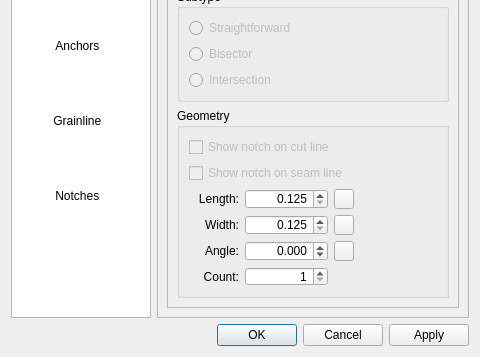
Old version of the form src/libs/vtools/dialogs/tools/piece/pattern_piece_dialog.ui in the repository FashionFreedom/Seamly2D; both pictures show x 0 to 480 and y 273 to 630 of the 480 by 630 pixel window.
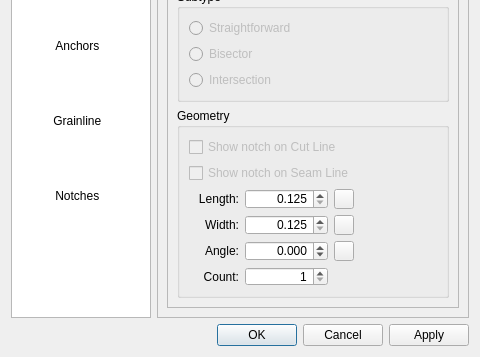
New version of the form. Icons and pictures are not drawn. Custom widgets are drawn as their Qt base class.

Commit message:
fix: Capitalize label text
Capitalize Seam Line and Cut Line.

Diff of the .ui file:
```diff
--- a/src/libs/vtools/dialogs/tools/piece/pattern_piece_dialog.ui
+++ b/src/libs/vtools/dialogs/tools/piece/pattern_piece_dialog.ui
@@ -5050,7 +5050,7 @@
                    <string>Show notch on the cut line.</string>
                   </property>
                   <property name="text">
-                   <string>Show notch on cut line</string>
+                   <string>Show notch on Cut Line</string>
                   </property>
                  </widget>
                 </item>
@@ -5063,7 +5063,7 @@
                    <string>Show notch on the seam line.</string>
                   </property>
                   <property name="text">
-                   <string>Show notch on seam line</string>
+                   <string>Show notch on Seam Line</string>
                   </property>
                  </widget>
                 </item>
```
The commit also changes 1 other file.
